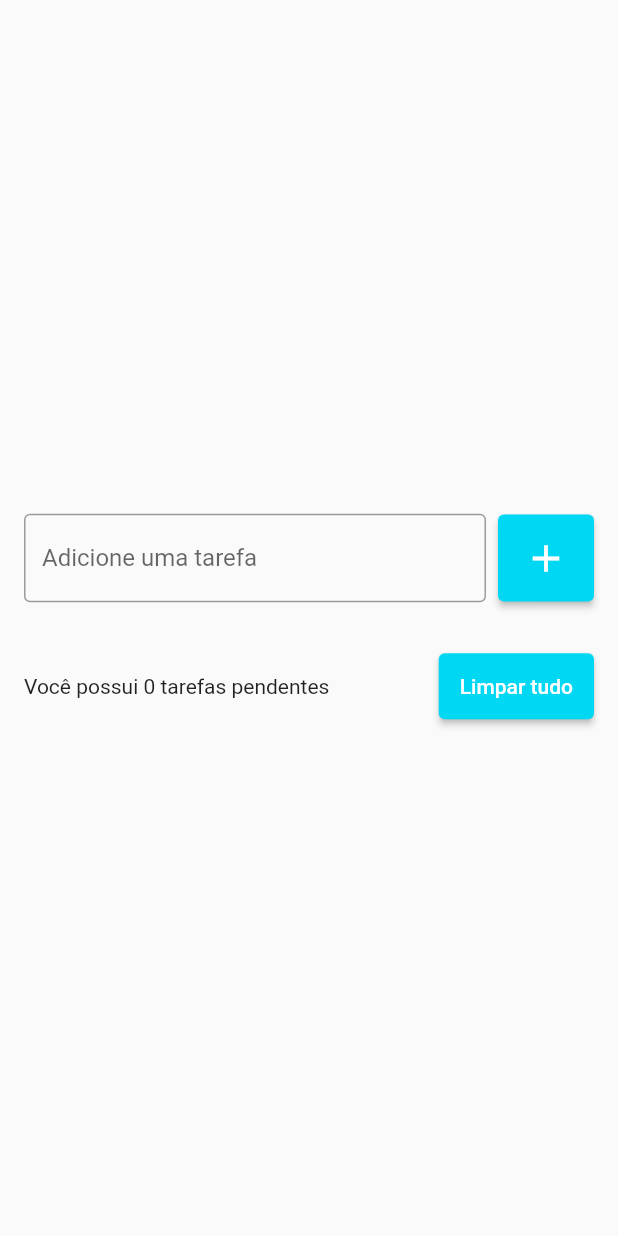
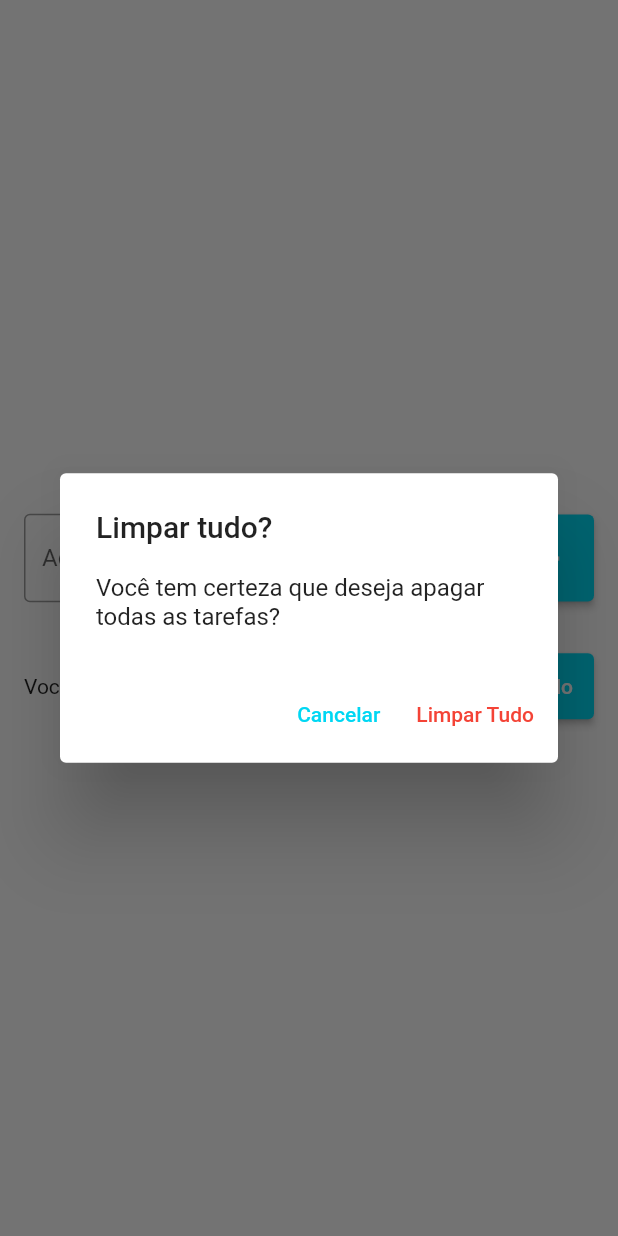
Before and after one commit to gabrielsantos969/LISTA_DE_TAREFAS_FLUTTER, a Flutter app: the screen it shows after launch, after a tap on "Limpar tudo", on a phone screen of 412 x 824 dp. Run offline on Flutter 3.47's test engine with Material 2 defaults, Android fonts, the phone set to English and light mode, and no system bars; our stand-ins replace flutter_slidable.

Commit message:
Adcicao de SnackBar para desfazer delecao e notificar delecao e limpar tudo com Dialog para confirmar

```diff
--- a/lib/pages/todo_list_page.dart
+++ b/lib/pages/todo_list_page.dart
@@ -11,6 +11,9 @@ class ToDoListPage extends StatefulWidget {
 
 class _ToDoListPageState extends State<ToDoListPage> {
   List<Todo> todos = [];
+
+  Todo? deletedTodo;
+  int? deletedPositionPos;
 
   final TextEditingController todosController = TextEditingController();
 
@@ -41,7 +44,7 @@ class _ToDoListPageState extends State<ToDoListPage> {
                     ElevatedButton(
                       onPressed: () {
                         String text = todosController.text;
-                        setState((){
+                        setState(() {
                           Todo newTodo = Todo(
                             title: text,
                             dateTime: DateTime.now(),
@@ -63,19 +66,17 @@ class _ToDoListPageState extends State<ToDoListPage> {
                 ),
                 SizedBox(height: 16),
                 Flexible(
-                  child: ListView(
-                    shrinkWrap: true,
-                    children: [
-                      for(Todo todo in todos)
+                  child: ListView(shrinkWrap: true, children: [
+                    for (Todo todo in todos)
                       TodoListenItem(
                         todo: todo,
                         onDelete: onDelete,
                       ),
-
-                    ]
+                  ]),
                 ),
+                SizedBox(
+                  height: 16,
                 ),
-                SizedBox(height: 16,),
                 Row(
                   children: [
                     Expanded(
@@ -87,7 +88,7 @@ class _ToDoListPageState extends State<ToDoListPage> {
                       width: 8,
                     ),
                     ElevatedButton(
-                      onPressed: () {},
+                      onPressed: showDeleteTodosConfirmationDialog,
                       style: ElevatedButton.styleFrom(
                         primary: Color(0xff00D7F3),
                         padding: EdgeInsets.all(14),
@@ -105,10 +106,73 @@ class _ToDoListPageState extends State<ToDoListPage> {
       ),
     );
   }
-  void onDelete(Todo todo){
-    setState((){
+
+  void onDelete(Todo todo) {
+    deletedTodo = todo;
+    deletedPositionPos = todos.indexOf(todo);
+
+    setState(() {
       todos.remove(todo);
     });
 
+    ScaffoldMessenger.of(context).clearSnackBars();
+
+    ScaffoldMessenger.of(context).showSnackBar(SnackBar(
+      content: Text(
+        'Tafera ${todo.title} foi removida com sucesso!',
+        style: TextStyle(color: Color(0xff060708)),
+      ),
+      backgroundColor: Colors.white,
+      duration: const Duration(seconds: 5),
+      action: SnackBarAction(
+        label: 'Desfazer',
+        textColor: const Color(0xff00D7F3),
+        onPressed: () {
+          setState(() {
+            todos.insert(deletedPositionPos!, deletedTodo!);
+          });
+        },
+      ),
+    ));
+  }
+
+  void showDeleteTodosConfirmationDialog() {
+    showDialog(
+        context: context,
+        builder: (context) => AlertDialog(
+              title: Text('Limpar tudo?'),
+              content:
+                  Text('Você tem certeza que deseja apagar todas as tarefas?'),
+              actions: [
+                TextButton(
+                  onPressed: () {
+                    Navigator.of(context).pop();
+                  },
+                  style: TextButton.styleFrom(
+                      primary: Color(0xff00D7F3)
+                  ),
+                  child: Text(
+                    'Cancelar',
+
+                  ),
+                ),
+                TextButton(
+                  onPressed: () {
+                    Navigator.of(context).pop();
+                    deleteAllTodos();
+                  },
+                  style: TextButton.styleFrom(
+                      primary: Colors.red
+                  ),
+                  child: Text('Limpar Tudo'),
+                ),
+              ],
+            ));
+  }
+
+  void deleteAllTodos(){
+    setState((){
+      todos.clear();
+    });
   }
 }
```
Lines whose indentation alone changed are shown as unchanged.
